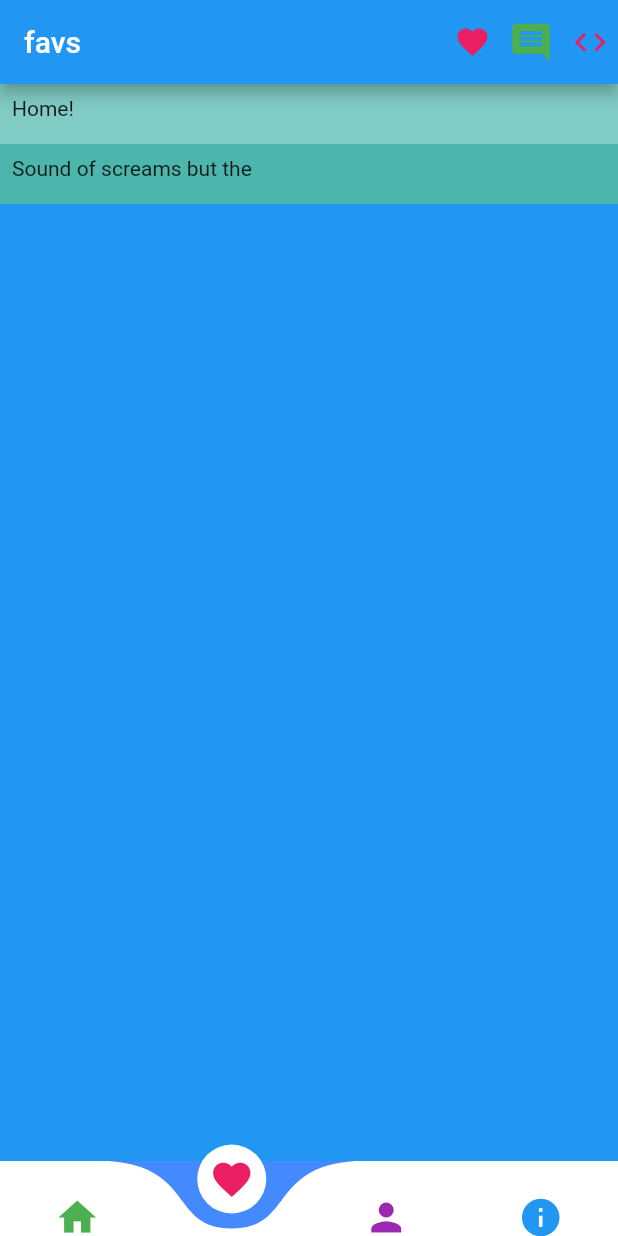
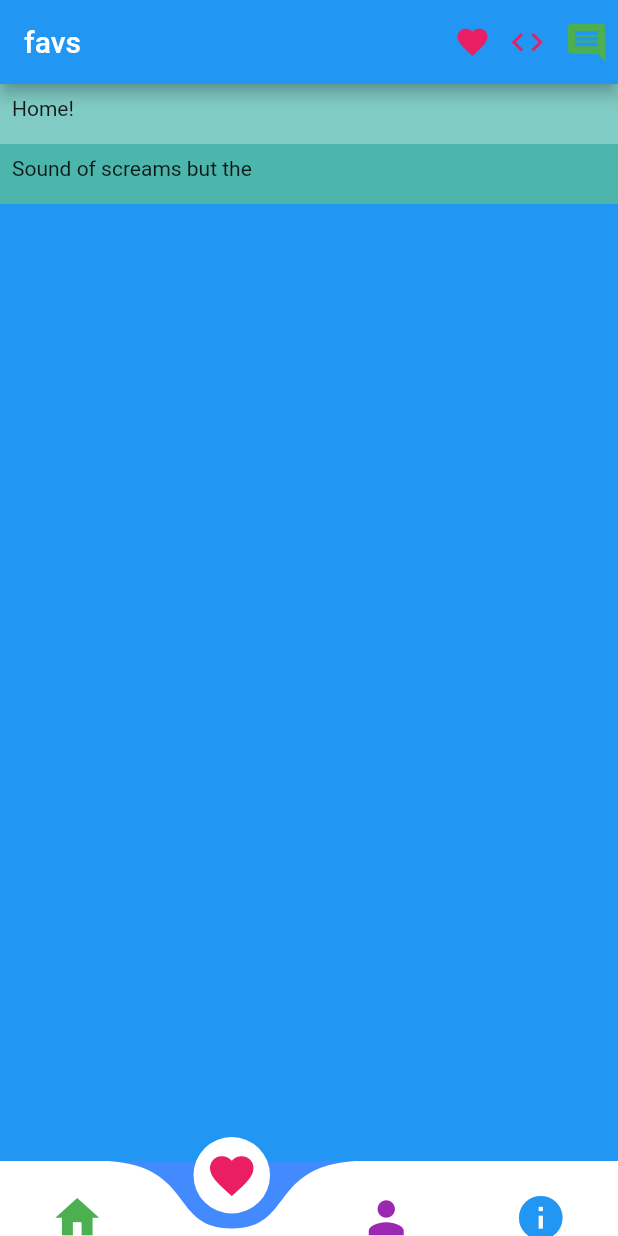
Before and after one commit to iyashwantsaini/wolwo, a Flutter app: the screen it shows after launch, item 2 of the bottom bar chosen, on a phone screen of 412 x 824 dp. Run offline on Flutter 3.47's test engine with Material 2 defaults, Android fonts, the phone set to English and light mode, and no system bars; drawn by our look-alikes of curved_navigation_bar.

```diff
--- a/lib/components/structure.dart
+++ b/lib/components/structure.dart
@@ -24,16 +24,28 @@ class _StructureState extends State<Structure> {
         index: 0,
         height: 50.0,
         items: <Widget>[
-          Icon(Icons.home, size: 30.0, color: Colors.green),
-          Icon(Icons.favorite, size: 30.0,color: Colors.pink,),
-          Icon(Icons.person, size: 30.0,color: Colors.purple,),
-          Icon(Icons.info, size: 30.0,color: Colors.blue,),
+          Icon(Icons.home, size: 35.0, color: Colors.green),
+          Icon(
+            Icons.favorite,
+            size: 35.0,
+            color: Colors.pink,
+          ),
+          Icon(
+            Icons.person,
+            size: 35.0,
+            color: Colors.purple,
+          ),
+          Icon(
+            Icons.info,
+            size: 35.0,
+            color: Colors.blue,
+          ),
         ],
         color: Colors.white,
         buttonBackgroundColor: Colors.white,
         // backgroundColor: Colors.black,
-        animationCurve: Curves.easeInOut,
-        animationDuration: Duration(milliseconds: 200),
+        animationCurve: Curves.easeInCirc,
+        animationDuration: Duration(milliseconds: 300),
         onTap: (index) {
           setState(() {
             _page = index;
@@ -41,31 +53,44 @@ class _StructureState extends State<Structure> {
         },
       ),
       appBar: AppBar(
-        title: Text(_page==0?'wolwo':_page==1?'favs':_page==2?'about':_page==3?'user':null),
+        title: Text(_page == 0
+            ? 'wolwo'
+            : _page == 1
+                ? 'favs'
+                : _page == 2 ? 'about' : _page == 3 ? 'user' : null),
         // backgroundColor: Colors.black,
         actions: <Widget>[
-          Container(
-            margin: EdgeInsets.all(6.0),
+          InkWell(
+            onTap: () => print("Container pressed"), // handle your onTap here
+            child: Container(
+              padding: EdgeInsets.all(6.0),
               child: Icon(
                 Icons.favorite,
                 color: Colors.pink,
                 size: 24.0,
               ),
             ),
-          Container(
-            margin: EdgeInsets.all(6.0),
+          ),
+          InkWell(
+            onTap: () => print("Container pressed"), // handle your onTap here
+            child: Container(
+              padding: EdgeInsets.all(6.0),
+              child: Icon(
+                Icons.code,
+                color: Colors.pink,
+                size: 25.0,
+              ),
+            ),
+          ),
+          InkWell(
+            onTap: () => print("Container pressed"), // handle your onTap here
+            child: Container(
+              padding: EdgeInsets.all(6.0),
               child: Icon(
                 Icons.comment,
                 color: Colors.green,
                 size: 30.0,
               ),
-          ),
-          Container(
-            margin: EdgeInsets.all(6.0),
-            child: Icon(
-              Icons.code,
-              color: Colors.pink,
-              size: 25.0,
             ),
           ),
         ],
@@ -75,8 +100,8 @@ class _StructureState extends State<Structure> {
               onPressed: () {
                 // Add your onPressed code here!
               },
-              child: Icon(Icons.navigation),
-              backgroundColor: Colors.pink,
+              child: Icon(Icons.cached),
+              backgroundColor: Colors.cyan,
             )
           : null,
       body: _page == 0
```
Lines whose indentation alone changed are shown as unchanged.
